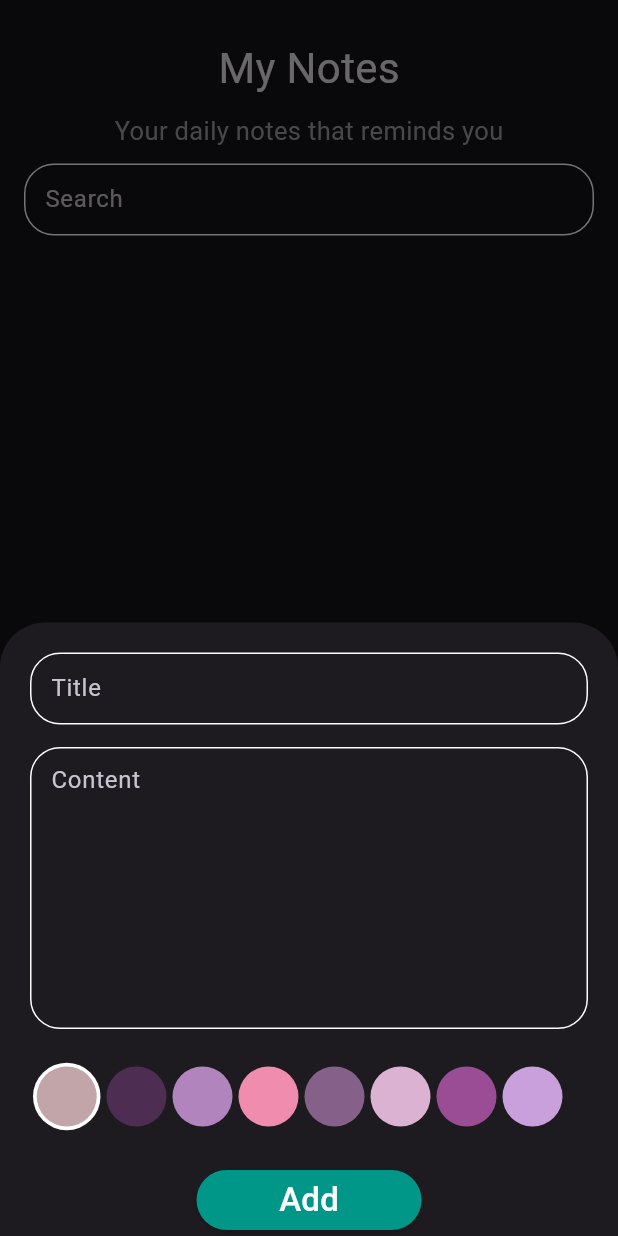
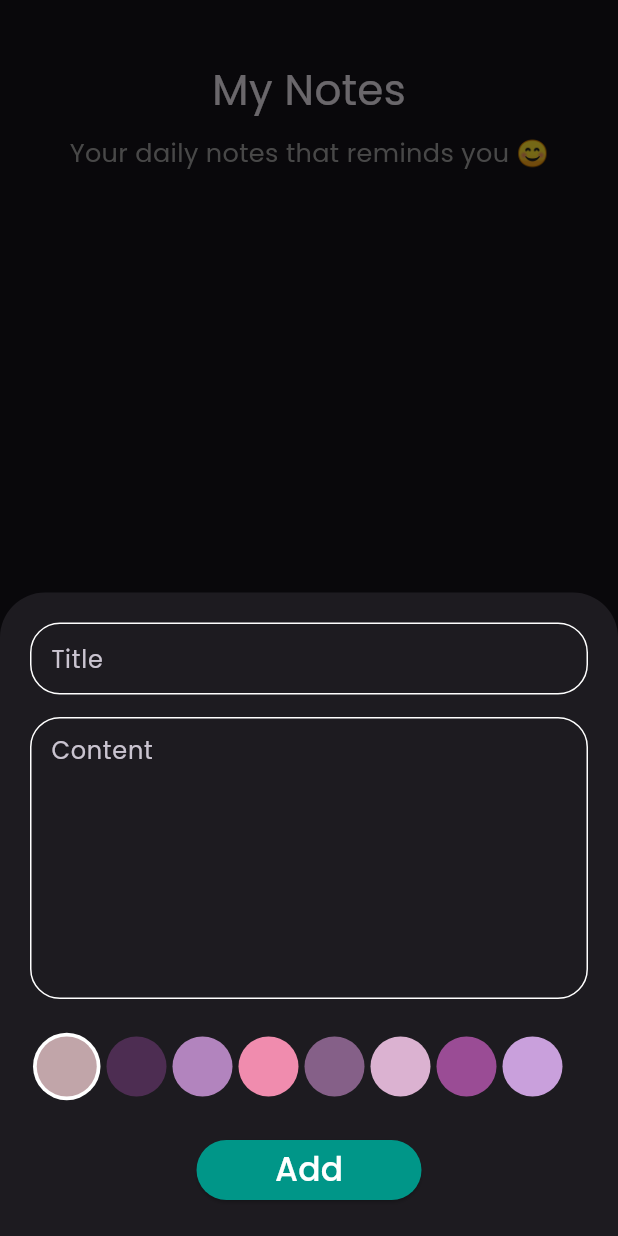
Before and after one commit to fatima304/Noteria, a Flutter app: the NotesView screen opened directly, after a tap on an icon or button, on a phone screen of 412 x 824 dp. Run offline on Flutter 3.47's test engine with Material 3 defaults, Android fonts, the phone set to English and light mode, and no system bars; our stand-ins replace bloc, flutter_bloc, font_awesome_flutter, hive, hive_flutter; missing offline and left inert: flutter_onboard; accounts and stored records are empty.

```diff
--- a/lib/Views/Widgets/addNoteForm.dart
+++ b/lib/Views/Widgets/addNoteForm.dart
@@ -81,7 +81,10 @@ class _AddNoteFormState extends State<AddNoteForm> {
                 },
               );
             },
-          )
+          ),
+          const SizedBox(
+            height: 20,
+          ),
         ],
       ),
     );
--- a/lib/Views/Widgets/customAppBar.dart
+++ b/lib/Views/Widgets/customAppBar.dart
@@ -1,5 +1,4 @@
 import 'package:flutter/material.dart';
-import 'package:noteapp/Views/Widgets/textField.dart';
 
 class CustomAppBar extends StatelessWidget {
   const CustomAppBar({super.key});
@@ -19,7 +18,7 @@ class CustomAppBar extends StatelessWidget {
           height: 10,
         ),
         Text(
-          'Your daily notes that reminds you',
+          'Your daily notes that reminds you 😊',
           style: TextStyle(
             color: Colors.grey,
             fontSize: 17,
@@ -28,10 +27,6 @@ class CustomAppBar extends StatelessWidget {
         SizedBox(
           height: 10,
         ),
-        CustomTextFormField(
-          hintText: 'Search',
-          onChanged: null,
-        ),
       ],
     );
   }
--- a/lib/Views/Widgets/notesViewBody.dart
+++ b/lib/Views/Widgets/notesViewBody.dart
@@ -23,7 +23,7 @@ class _NotesViewBodyState extends State<NotesViewBody> {
     return const Padding(
       padding: EdgeInsets.fromLTRB(
         16,
-        25,
+        40,
         16,
         8,
       ),
--- a/lib/Views/Widgets/textField.dart
+++ b/lib/Views/Widgets/textField.dart
@@ -9,7 +9,6 @@ class CustomTextFormField extends StatelessWidget {
     required this.hintText,
     required this.onChanged,
   });
-
   final int maxLines;
   final String hintText;
   final void Function(String?)? onSaved;
```
Also changed, not shown: lib/Views/introPage.dart (+10 -10 lines), pubspec.yaml (+13 -4 lines), assets/1.png, assets/2.png, assets/icon.png (added), pubspec.lock, 28 other files.
